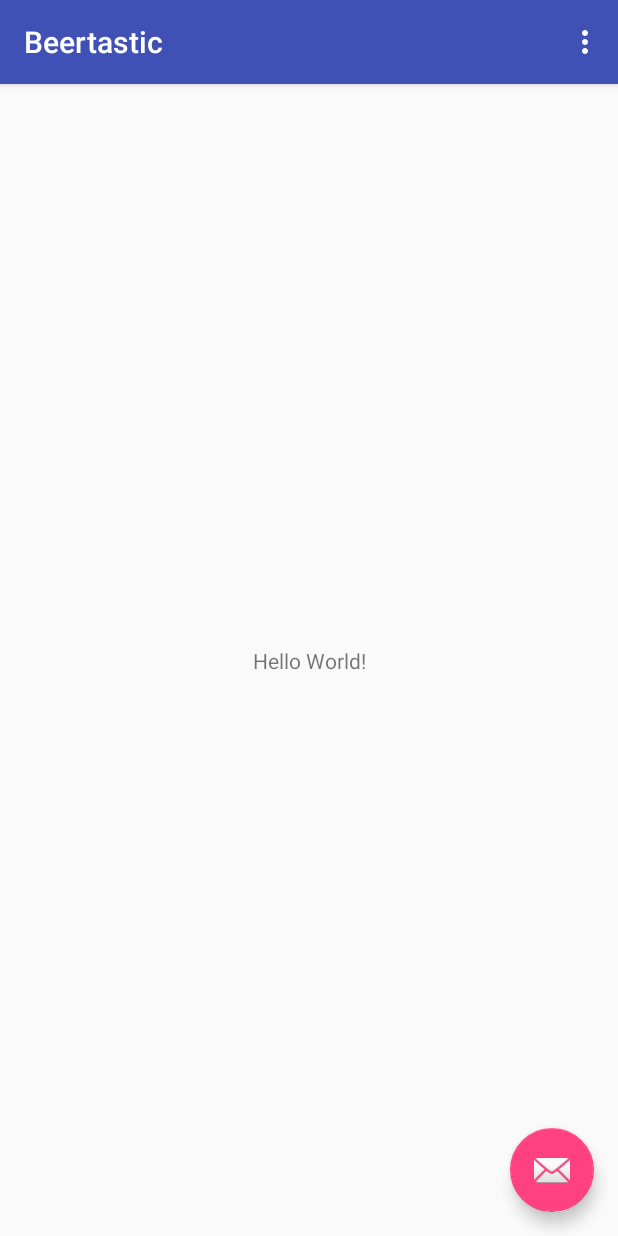
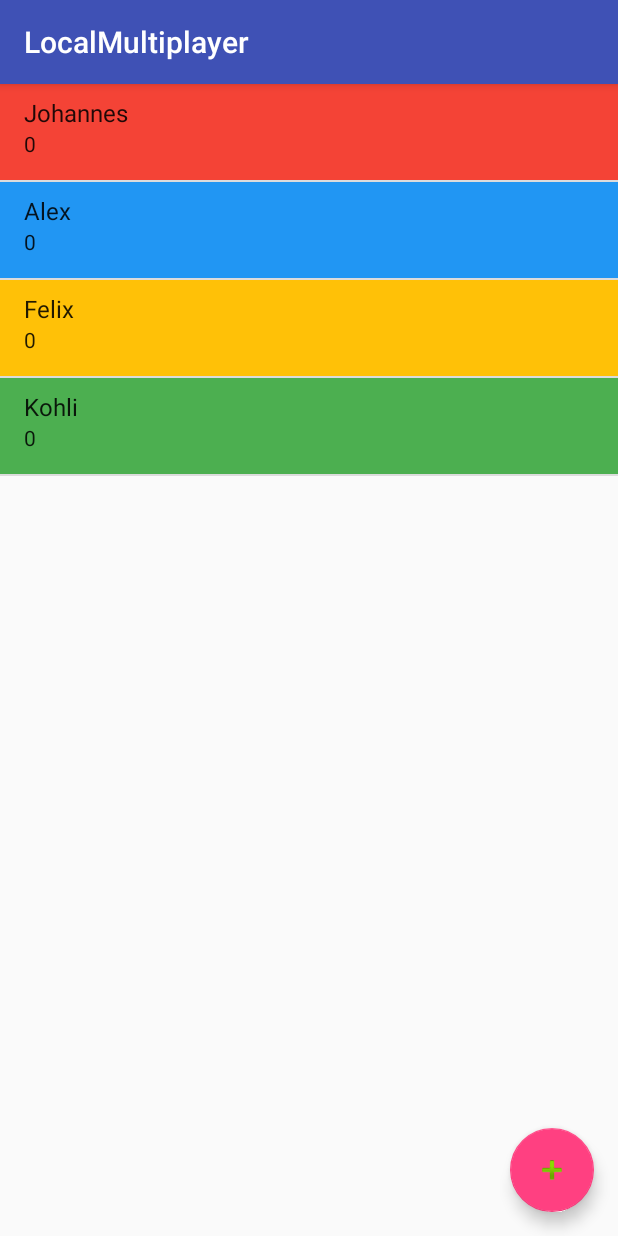
Before and after one commit to Nitschi/hackathon2018, an Android app: the screen it shows after launch (MainActivity before the commit, LocalMultiplayer after it), on a phone screen of 412 x 824 dp. Run offline under Robolectric (Android 15) with nearby library versions, the phone set to English and light mode, and no system bars.

Commit message:
Colored list view working

```diff
--- a/app/src/main/AndroidManifest.xml
+++ b/app/src/main/AndroidManifest.xml
@@ -19,7 +19,10 @@
                 <category android:name="android.intent.category.LAUNCHER" />
             </intent-filter>
         </activity>
-        <activity android:name=".LocalMultiplayer"></activity>
+        <activity
+            android:name=".LocalMultiplayer"
+            android:label="@string/title_activity_local_multiplayer"
+            android:theme="@style/AppTheme.NoActionBar"></activity>
     </application>
 
 </manifest>
--- a/app/src/main/java/com/beertastic/beertastic/LocalMultiplayer.java
+++ b/app/src/main/java/com/beertastic/beertastic/LocalMultiplayer.java
@@ -1,13 +1,79 @@
 package com.beertastic.beertastic;
 
+import android.graphics.Color;
+import android.os.Bundle;
+import android.support.design.widget.FloatingActionButton;
+import android.support.design.widget.Snackbar;
 import android.support.v7.app.AppCompatActivity;
-import android.os.Bundle;
+import android.support.v7.widget.Toolbar;
+import android.view.View;
+import android.view.ViewGroup;
+import android.widget.ArrayAdapter;
+import android.widget.ListView;
+import android.widget.TextView;
+
+import java.util.ArrayList;
 
 public class LocalMultiplayer extends AppCompatActivity {
+    ListView listView;
+    private String[] colors = {"#F44336", "#2196F3", "#FFC107","#4CAF50", "#795548",
+            "#607D8B", "#E91E63", "#9C27B0", "#CDDC39", "#00BCD4"};
 
     @Override
     protected void onCreate(Bundle savedInstanceState) {
         super.onCreate(savedInstanceState);
         setContentView(R.layout.activity_local_multiplayer);
+        Toolbar toolbar = (Toolbar) findViewById(R.id.toolbar);
+        setSupportActionBar(toolbar);
+
+        FloatingActionButton fab = (FloatingActionButton) findViewById(R.id.fab);
+        fab.setOnClickListener(new View.OnClickListener() {
+            @Override
+            public void onClick(View view) {
+                Snackbar.make(view, "Replace with your own action", Snackbar.LENGTH_LONG)
+                        .setAction("Action", null).show();
+            }
+        });
+
+        listView = (ListView) findViewById(R.id.listview_players);
+
+        //Player player;
+        //ArrayList<Player> players = new ArrayList<Player>();
+
+        final Player[] playersArray = new Player[] {
+                new Player("Johannes"),
+                new Player("Alex"),
+                new Player("Felix"),
+                new Player("Kohli")
+        };
+
+        // Define a new Adapter
+        // First parameter - Context
+        // Second parameter - Layout for the row
+        // Third parameter - ID of the TextView to which the data is written
+        // Forth - the Array of data
+        ArrayAdapter<Player> adapter = new ArrayAdapter<Player>(this,
+                android.R.layout.simple_list_item_2, android.R.id.text1, playersArray) {
+            @Override
+            public View getView(int position, View convertView, ViewGroup parent) {
+                // Get the current item from ListView
+                View view = super.getView(position, convertView, parent);
+                position = position % colors.length; // avoid overflow
+                // Set list item color from color array
+                view.setBackgroundColor(Color.parseColor(colors[position]));
+
+                TextView text1 = (TextView) view.findViewById(android.R.id.text1);
+                TextView text2 = (TextView) view.findViewById(android.R.id.text2);
+
+                text1.setText(playersArray[position].getName());
+
+                text2.setText(String.valueOf(playersArray[position].getScore()));
+
+                return view;
+            }
+        };
+        // Assign adapter to ListView
+        listView.setAdapter(adapter);
     }
+
 }
--- a/app/src/main/java/com/beertastic/beertastic/MainActivity.java
+++ b/app/src/main/java/com/beertastic/beertastic/MainActivity.java
@@ -1,5 +1,6 @@
 package com.beertastic.beertastic;
 
+import android.content.Intent;
 import android.os.Bundle;
 import android.support.design.widget.FloatingActionButton;
 import android.support.design.widget.Snackbar;
@@ -26,6 +27,9 @@ public class MainActivity extends AppCompatActivity {
                         .setAction("Action", null).show();
             }
         });
+
+        Intent myIntent = new Intent(this, LocalMultiplayer.class);
+        startActivity(myIntent);
     }
 
     @Override
--- /dev/null
+++ b/app/src/main/java/com/beertastic/beertastic/Player.java
@@ -0,0 +1,30 @@
+package com.beertastic.beertastic;
+
+/**
+ * Created by felix on 24/03/18.
+ */
+
+public class Player {
+    public Player(String name){
+        this.name = name;
+    }
+
+    private String name;
+    private int score = 0;
+
+    public String getName() {
+        return name;
+    }
+
+    public void setName(String name) {
+        this.name = name;
+    }
+
+    public int getScore() {
+        return score;
+    }
+
+    public void setScore(int score) {
+        this.score = score;
+    }
+}
--- a/app/src/main/res/layout/activity_local_multiplayer.xml
+++ b/app/src/main/res/layout/activity_local_multiplayer.xml
@@ -1,53 +1,33 @@
 <?xml version="1.0" encoding="utf-8"?>
-<android.support.constraint.ConstraintLayout xmlns:android="http://schemas.android.com/apk/res/android"
+<android.support.design.widget.CoordinatorLayout xmlns:android="http://schemas.android.com/apk/res/android"
     xmlns:app="http://schemas.android.com/apk/res-auto"
     xmlns:tools="http://schemas.android.com/tools"
     android:layout_width="match_parent"
     android:layout_height="match_parent"
     tools:context="com.beertastic.beertastic.LocalMultiplayer">
 
+    <android.support.design.widget.AppBarLayout
+        android:layout_width="match_parent"
+        android:layout_height="wrap_content"
+        android:theme="@style/AppTheme.AppBarOverlay">
 
-    <LinearLayout
-        android:layout_width="match_parent"
-        android:layout_height="match_parent"
-        android:orientation="horizontal"
-        >
+        <android.support.v7.widget.Toolbar
+            android:id="@+id/toolbar"
+            android:layout_width="match_parent"
+            android:layout_height="?attr/actionBarSize"
+            android:background="?attr/colorPrimary"
+            app:popupTheme="@style/AppTheme.PopupOverlay" />
 
-        <LinearLayout
-            android:layout_width="match_parent"
-            android:layout_height="match_parent"
-            android:orientation="vertical"
-            android:layout_weight=".50">
+    </android.support.design.widget.AppBarLayout>
 
-            <Button
-                android:id="@+id/button1"
-                android:layout_width="match_parent"
-                android:layout_height="wrap_content"
-                android:text="Button" />
+    <include layout="@layout/content_local_multiplayer" />
 
-            <Button
-                android:id="@+id/button2"
-                android:layout_width="match_parent"
-                android:layout_height="wrap_content"
-                android:text="Button" />
-        </LinearLayout>
-        <LinearLayout
-            android:layout_width="match_parent"
-            android:layout_height="match_parent"
-            android:orientation="vertical"
-            android:layout_weight=".50">
+    <android.support.design.widget.FloatingActionButton
+        android:id="@+id/fab"
+        android:layout_width="wrap_content"
+        android:layout_height="wrap_content"
+        android:layout_gravity="bottom|end"
+        android:layout_margin="@dimen/fab_margin"
+        app:srcCompat="@android:drawable/ic_input_add" />
 
-            <Button
-                android:id="@+id/button3"
-                android:layout_width="match_parent"
-                android:layout_height="wrap_content"
-                android:text="Button" />
-
-            <Button
-                android:id="@+id/button4"
-                android:layout_width="match_parent"
-                android:layout_height="wrap_content"
-                android:text="Button" />
-        </LinearLayout>
-    </LinearLayout>
-</android.support.constraint.ConstraintLayout>
+</android.support.design.widget.CoordinatorLayout>
--- /dev/null
+++ b/app/src/main/res/layout/content_local_multiplayer.xml
@@ -0,0 +1,16 @@
+<?xml version="1.0" encoding="utf-8"?>
+<android.support.constraint.ConstraintLayout xmlns:android="http://schemas.android.com/apk/res/android"
+    xmlns:app="http://schemas.android.com/apk/res-auto"
+    xmlns:tools="http://schemas.android.com/tools"
+    android:layout_width="match_parent"
+    android:layout_height="match_parent"
+    app:layout_behavior="@string/appbar_scrolling_view_behavior"
+    tools:context="com.beertastic.beertastic.LocalMultiplayer"
+    tools:showIn="@layout/activity_local_multiplayer">
+
+    <ListView
+        android:id="@+id/listview_players"
+        android:layout_width="match_parent"
+        android:layout_height="match_parent" />
+
+</android.support.constraint.ConstraintLayout>
--- a/app/src/main/res/values/strings.xml
+++ b/app/src/main/res/values/strings.xml
@@ -1,4 +1,5 @@
 <resources>
     <string name="app_name">Beertastic</string>
     <string name="action_settings">Settings</string>
+    <string name="title_activity_local_multiplayer">LocalMultiplayer</string>
 </resources>
```
